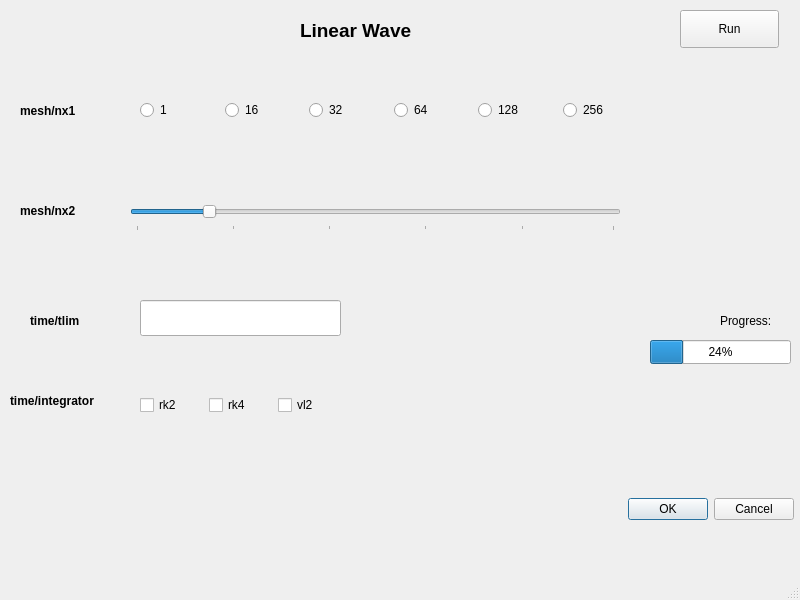
Before: the Qt Designer form test3.ui in anhhcao/agui, drawn with Qt 5.
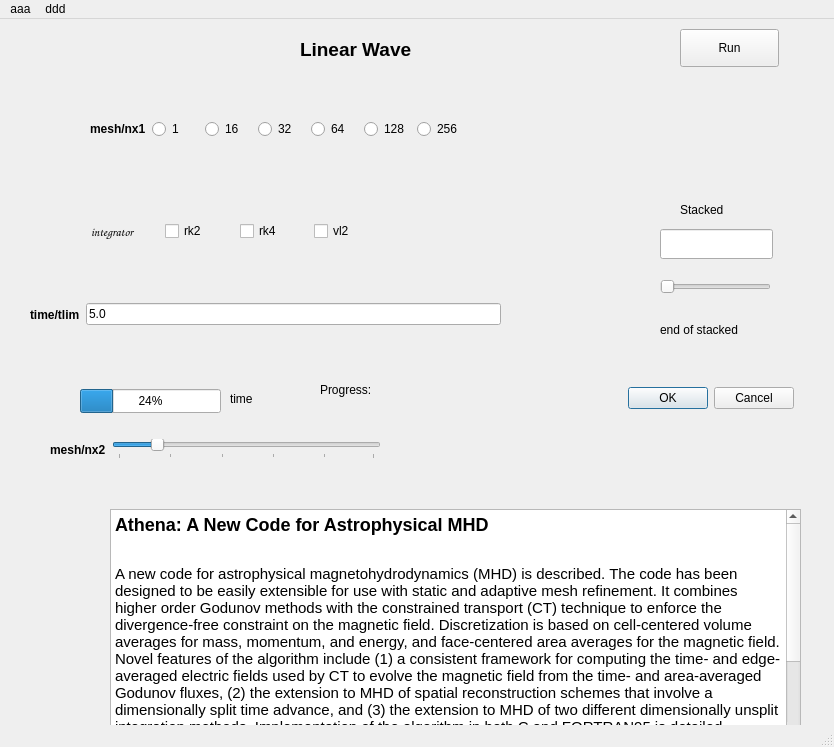
After: the same form once the commit is applied.

Diff of the .ui file:
```diff
--- a/test3.ui
+++ b/test3.ui
@@ -6,24 +6,49 @@
    <rect>
     <x>0</x>
     <y>0</y>
-    <width>800</width>
-    <height>600</height>
+    <width>834</width>
+    <height>747</height>
    </rect>
   </property>
   <property name="windowTitle">
    <string>MainWindow</string>
   </property>
+  <property name="toolTip">
+   <string extracomment="tooltip for the integrator"/>
+  </property>
+  <property name="statusTip">
+   <string extracomment="statustip for integrator"/>
+  </property>
+  <property name="whatsThis">
+   <string extracomment="whatsthis for integrator"/>
+  </property>
+  <property name="layoutDirection">
+   <enum>Qt::LeftToRight</enum>
+  </property>
   <widget class="QWidget" name="centralwidget">
    <widget class="QWidget" name="horizontalLayoutWidget">
     <property name="geometry">
      <rect>
-      <x>140</x>
+      <x>90</x>
       <y>70</y>
-      <width>501</width>
+      <width>374</width>
       <height>80</height>
      </rect>
     </property>
     <layout class="QHBoxLayout" name="horizontalLayout">
+     <item>
+      <widget class="QLabel" name="label">
+       <property name="font">
+        <font>
+         <weight>75</weight>
+         <bold>true</bold>
+        </font>
+       </property>
+       <property name="text">
+        <string>mesh/nx1</string>
+       </property>
+      </widget>
+     </item>
      <item>
       <widget class="QRadioButton" name="radioButton_4">
        <property name="text">
@@ -68,97 +93,6 @@
      </item>
     </layout>
    </widget>
-   <widget class="QSlider" name="mesh__nx2">
-    <property name="enabled">
-     <bool>true</bool>
-    </property>
-    <property name="geometry">
-     <rect>
-      <x>130</x>
-      <y>200</y>
-      <width>491</width>
-      <height>31</height>
-     </rect>
-    </property>
-    <property name="font">
-     <font>
-      <weight>50</weight>
-      <italic>true</italic>
-      <bold>false</bold>
-     </font>
-    </property>
-    <property name="cursor">
-     <cursorShape>IBeamCursor</cursorShape>
-    </property>
-    <property name="mouseTracking">
-     <bool>true</bool>
-    </property>
-    <property name="tabletTracking">
-     <bool>true</bool>
-    </property>
-    <property name="toolTip">
-     <string extracomment="hello slider"/>
-    </property>
-    <property name="autoFillBackground">
-     <bool>true</bool>
-    </property>
-    <property name="value">
-     <number>15</number>
-    </property>
-    <property name="orientation">
-     <enum>Qt::Horizontal</enum>
-    </property>
-    <property name="invertedAppearance">
-     <bool>false</bool>
-    </property>
-    <property name="invertedControls">
-     <bool>false</bool>
-    </property>
-    <property name="tickPosition">
-     <enum>QSlider::TicksBelow</enum>
-    </property>
-    <property name="tickInterval">
-     <number>20</number>
-    </property>
-   </widget>
-   <widget class="QLabel" name="label">
-    <property name="geometry">
-     <rect>
-      <x>20</x>
-      <y>100</y>
-      <width>81</width>
-      <height>22</height>
-     </rect>
-    </property>
-    <property name="font">
-     <font>
-      <weight>75</weight>
-      <bold>true</bold>
-     </font>
-    </property>
-    <property name="text">
-     <string>mesh/nx1</string>
-    </property>
-   </widget>
-   <widget class="QLabel" name="label_2">
-    <property name="geometry">
-     <rect>
-      <x>20</x>
-      <y>200</y>
-      <width>81</width>
-      <height>22</height>
-     </rect>
-    </property>
-    <property name="font">
-     <font>
-      <weight>75</weight>
-      <bold>true</bold>
-     </font>
-    </property>
-    <property name="text">
-     <string>mesh/nx2</string>
-    </property>
-   </widget>
    <widget class="QLabel" name="Title">
     <property name="geometry">
      <rect>
@@ -179,87 +113,6 @@
      <string>Linear Wave</string>
     </property>
    </widget>
-   <widget class="QLabel" name="label_3">
-    <property name="geometry">
-     <rect>
-      <x>30</x>
-      <y>310</y>
-      <width>81</width>
-      <height>21</height>
-     </rect>
-    </property>
-    <property name="font">
-     <font>
-      <weight>75</weight>
-      <bold>true</bold>
-     </font>
-    </property>
-    <property name="text">
-     <string>time/tlim</string>
-    </property>
-   </widget>
-   <widget class="QLineEdit" name="lineEdit">
-    <property name="geometry">
-     <rect>
-      <x>140</x>
-      <y>300</y>
-      <width>201</width>
-      <height>36</height>
-     </rect>
-    </property>
-   </widget>
-   <widget class="QWidget" name="horizontalLayoutWidget_2">
-    <property name="geometry">
-     <rect>
-      <x>140</x>
-      <y>380</y>
-      <width>201</width>
-      <height>51</height>
-     </rect>
-    </property>
-    <layout class="QHBoxLayout" name="horizontalLayout_2">
-     <item>
-      <widget class="QCheckBox" name="checkBox_2">
-       <property name="text">
-        <string>rk2</string>
-       </property>
-      </widget>
-     </item>
-     <item>
-      <widget class="QCheckBox" name="checkBox_3">
-       <property name="text">
-        <string>rk4</string>
-       </property>
-      </widget>
-     </item>
-     <item>
-      <widget class="QCheckBox" name="checkBox">
-       <property name="text">
-        <string>vl2</string>
-       </property>
-      </widget>
-     </item>
-    </layout>
-   </widget>
-   <widget class="QLabel" name="label_4">
-    <property name="geometry">
-     <rect>
-      <x>10</x>
-      <y>390</y>
-      <width>111</width>
-      <height>22</height>
-     </rect>
-    </property>
-    <property name="font">
-     <font>
-      <weight>75</weight>
-      <bold>true</bold>
-     </font>
-    </property>
-    <property name="text">
-     <string>time/integrator</string>
-    </property>
-   </widget>
    <widget class="QPushButton" name="pushButton">
     <property name="geometry">
      <rect>
@@ -276,8 +129,8 @@
    <widget class="QProgressBar" name="progressBar">
     <property name="geometry">
      <rect>
-      <x>650</x>
-      <y>340</y>
+      <x>80</x>
+      <y>370</y>
       <width>141</width>
       <height>24</height>
      </rect>
@@ -289,8 +142,8 @@
    <widget class="QLabel" name="label_5">
     <property name="geometry">
      <rect>
-      <x>720</x>
-      <y>310</y>
+      <x>320</x>
+      <y>360</y>
       <width>71</width>
       <height>21</height>
      </rect>
@@ -303,7 +156,7 @@
     <property name="geometry">
      <rect>
       <x>620</x>
-      <y>490</y>
+      <y>360</y>
       <width>174</width>
       <height>38</height>
      </rect>
@@ -312,16 +165,315 @@
      <set>QDialogButtonBox::Cancel|QDialogButtonBox::Ok</set>
     </property>
    </widget>
+   <widget class="QWidget" name="horizontalLayoutWidget_3">
+    <property name="geometry">
+     <rect>
+      <x>50</x>
+      <y>400</y>
+      <width>331</width>
+      <height>61</height>
+     </rect>
+    </property>
+    <layout class="QHBoxLayout" name="horizontalLayout_3">
+     <item>
+      <widget class="QLabel" name="label_2">
+       <property name="font">
+        <font>
+         <weight>75</weight>
+         <bold>true</bold>
+        </font>
+       </property>
+       <property name="toolTip">
+        <string>mesh size in Y.....</string>
+       </property>
+       <property name="text">
+        <string>mesh/nx2</string>
+       </property>
+      </widget>
+     </item>
+     <item>
+      <widget class="QSlider" name="mesh__nx2">
+       <property name="enabled">
+        <bool>true</bool>
+       </property>
+       <property name="font">
+        <font>
+         <weight>50</weight>
+         <italic>true</italic>
+         <bold>false</bold>
+        </font>
+       </property>
+       <property name="cursor">
+        <cursorShape>IBeamCursor</cursorShape>
+       </property>
+       <property name="mouseTracking">
+        <bool>true</bool>
+       </property>
+       <property name="tabletTracking">
+        <bool>true</bool>
+       </property>
+       <property name="toolTip">
+        <string extracomment="hello slider">why no damn ticks and labels</string>
+       </property>
+       <property name="statusTip">
+        <string>status for slider</string>
+       </property>
+       <property name="whatsThis">
+        <string>whatsthis for slider</string>
+       </property>
+       <property name="autoFillBackground">
+        <bool>true</bool>
+       </property>
+       <property name="value">
+        <number>15</number>
+       </property>
+       <property name="orientation">
+        <enum>Qt::Horizontal</enum>
+       </property>
+       <property name="invertedAppearance">
+        <bool>false</bool>
+       </property>
+       <property name="invertedControls">
+        <bool>false</bool>
+       </property>
+       <property name="tickPosition">
+        <enum>QSlider::TicksBelow</enum>
+       </property>
+       <property name="tickInterval">
+        <number>20</number>
+       </property>
+      </widget>
+     </item>
+    </layout>
+   </widget>
+   <widget class="QWidget" name="horizontalLayoutWidget_4">
+    <property name="geometry">
+     <rect>
+      <x>30</x>
+      <y>270</y>
+      <width>471</width>
+      <height>51</height>
+     </rect>
+    </property>
+    <layout class="QHBoxLayout" name="horizontalLayout_4">
+     <item>
+      <widget class="QLabel" name="label_3">
+       <property name="font">
+        <font>
+         <weight>75</weight>
+         <bold>true</bold>
+        </font>
+       </property>
+       <property name="text">
+        <string>time/tlim</string>
+       </property>
+      </widget>
+     </item>
+     <item>
+      <widget class="QLineEdit" name="lineEdit">
+       <property name="text">
+        <string>5.0</string>
+       </property>
+      </widget>
+     </item>
+    </layout>
+   </widget>
+   <widget class="QWidget" name="horizontalLayoutWidget_6">
+    <property name="geometry">
+     <rect>
+      <x>420</x>
+      <y>170</y>
+      <width>160</width>
+      <height>80</height>
+     </rect>
+    </property>
+    <layout class="QHBoxLayout" name="horizontalLayout_6"/>
+   </widget>
+   <widget class="QWidget" name="horizontalLayoutWidget_2">
+    <property name="geometry">
+     <rect>
+      <x>91</x>
+      <y>177</y>
+      <width>291</width>
+      <height>71</height>
+     </rect>
+    </property>
+    <layout class="QHBoxLayout" name="horizontalLayout_2">
+     <item>
+      <widget class="QLabel" name="label_6">
+       <property name="font">
+        <font>
+         <family>Comic Sans MS</family>
+         <weight>50</weight>
+         <bold>false</bold>
+        </font>
+       </property>
+       <property name="text">
+        <string>integrator</string>
+       </property>
+      </widget>
+     </item>
+     <item>
+      <widget class="QCheckBox" name="checkBox_2">
+       <property name="text">
+        <string>rk2</string>
+       </property>
+      </widget>
+     </item>
+     <item>
+      <widget class="QCheckBox" name="checkBox_3">
+       <property name="text">
+        <string>rk4</string>
+       </property>
+      </widget>
+     </item>
+     <item>
+      <widget class="QCheckBox" name="checkBox">
+       <property name="text">
+        <string>vl2</string>
+       </property>
+      </widget>
+     </item>
+    </layout>
+   </widget>
+   <widget class="QLabel" name="label_7">
+    <property name="geometry">
+     <rect>
+      <x>230</x>
+      <y>330</y>
+      <width>32</width>
+      <height>99</height>
+     </rect>
+    </property>
+    <property name="text">
+     <string>time</string>
+    </property>
+   </widget>
+   <widget class="QStackedWidget" name="stackedWidget">
+    <property name="geometry">
+     <rect>
+      <x>650</x>
+      <y>170</y>
+      <width>151</width>
+      <height>161</height>
+     </rect>
+    </property>
+    <property name="toolTip">
+     <string>Never mind on this</string>
+    </property>
+    <widget class="QWidget" name="page">
+     <widget class="QLabel" name="label_8">
+      <property name="geometry">
+       <rect>
+        <x>30</x>
+        <y>10</y>
+        <width>67</width>
+        <height>22</height>
+       </rect>
+      </property>
+      <property name="text">
+       <string>Stacked</string>
+      </property>
+     </widget>
+     <widget class="QLineEdit" name="lineEdit_2">
+      <property name="geometry">
+       <rect>
+        <x>10</x>
+        <y>40</y>
+        <width>113</width>
+        <height>30</height>
+       </rect>
+      </property>
+     </widget>
+     <widget class="QSlider" name="horizontalSlider">
+      <property name="geometry">
+       <rect>
+        <x>10</x>
+        <y>90</y>
+        <width>111</width>
+        <height>16</height>
+       </rect>
+      </property>
+      <property name="orientation">
+       <enum>Qt::Horizontal</enum>
+      </property>
+     </widget>
+     <widget class="QLabel" name="label_9">
+      <property name="geometry">
+       <rect>
+        <x>10</x>
+        <y>130</y>
+        <width>111</width>
+        <height>22</height>
+       </rect>
+      </property>
+      <property name="text">
+       <string>end of stacked</string>
+      </property>
+     </widget>
+    </widget>
+    <widget class="QWidget" name="page_2"/>
+   </widget>
+   <widget class="QTextBrowser" name="textBrowser">
+    <property name="geometry">
+     <rect>
+      <x>110</x>
+      <y>490</y>
+      <width>691</width>
+      <height>231</height>
+     </rect>
+    </property>
+    <property name="toolTip">
+     <string>background</string>
+    </property>
+    <property name="statusTip">
+     <string>paperlink at bottom</string>
+    </property>
+    <property name="lineWidth">
+     <number>5</number>
+    </property>
+    <property name="html">
+     <string>&lt;!DOCTYPE HTML PUBLIC &quot;-//W3C//DTD HTML 4.0//EN&quot; &quot;http://www.w3.org/TR/REC-html40/strict.dtd&quot;&gt;
+&lt;html&gt;&lt;head&gt;&lt;meta name=&quot;qrichtext&quot; content=&quot;1&quot; /&gt;&lt;style type=&quot;text/css&quot;&gt;
+p, li { white-space: pre-wrap; }
+&lt;/style&gt;&lt;/head&gt;&lt;body style=&quot; font-family:'Noto Sans'; font-size:11pt; font-weight:400; font-style:normal;&quot;&gt;
+&lt;h2 style=&quot; margin-top:16px; margin-bottom:12px; margin-left:0px; margin-right:0px; -qt-block-indent:0; text-indent:0px;&quot;&gt;&lt;span style=&quot; font-size:x-large; font-weight:600;&quot;&gt;Athena: A New Code for Astrophysical MHD &lt;/span&gt;&lt;/h2&gt;
+&lt;p style=&quot;-qt-paragraph-type:empty; margin-top:0px; margin-bottom:0px; margin-left:0px; margin-right:0px; -qt-block-indent:0; text-indent:0px;&quot;&gt;&lt;br /&gt;&lt;/p&gt;
+&lt;p style=&quot; margin-top:0px; margin-bottom:0px; margin-left:0px; margin-right:0px; -qt-block-indent:0; text-indent:0px;&quot;&gt;A new code for astrophysical magnetohydrodynamics (MHD) is described. The code has been designed to be easily extensible for use with static and adaptive mesh refinement. It combines higher order Godunov methods with the constrained transport (CT) technique to enforce the divergence-free constraint on the magnetic field. Discretization is based on cell-centered volume averages for mass, momentum, and energy, and face-centered area averages for the magnetic field. Novel features of the algorithm include (1) a consistent framework for computing the time- and edge-averaged electric fields used by CT to evolve the magnetic field from the time- and area-averaged Godunov fluxes, (2) the extension to MHD of spatial reconstruction schemes that involve a dimensionally split time advance, and (3) the extension to MHD of two different dimensionally unsplit integration methods. Implementation of the algorithm in both C and FORTRAN95 is detailed, including strategies for parallelization using domain decomposition. Results from a test suite which includes problems in one-, two-, and three-dimensions for both hydrodynamics and MHD are given, not only to demonstrate the fidelity of the algorithms, but also to enable comparisons to other methods. The source code is freely available for download on the web. &lt;/p&gt;
+&lt;p style=&quot;-qt-paragraph-type:empty; margin-top:0px; margin-bottom:0px; margin-left:0px; margin-right:0px; -qt-block-indent:0; text-indent:0px;&quot;&gt;&lt;br /&gt;&lt;/p&gt;
+&lt;p style=&quot; margin-top:0px; margin-bottom:0px; margin-left:0px; margin-right:0px; -qt-block-indent:0; text-indent:0px;&quot;&gt;See also &lt;a href=&quot;https://ui.adsabs.harvard.edu/abs/2008ApJS..178..137S&quot;&gt;&lt;span style=&quot; text-decoration: underline; color:#2980b9;&quot;&gt;the Athena paper&lt;/span&gt;&lt;/a&gt;&lt;/p&gt;&lt;/body&gt;&lt;/html&gt;</string>
+    </property>
+   </widget>
   </widget>
   <widget class="QMenuBar" name="menubar">
    <property name="geometry">
     <rect>
      <x>0</x>
      <y>0</y>
-     <width>800</width>
-     <height>34</height>
+     <width>834</width>
+     <height>27</height>
     </rect>
    </property>
+   <widget class="QMenu" name="menuaaa">
+    <property name="title">
+     <string>aaa</string>
+    </property>
+    <addaction name="actionbbb"/>
+    <addaction name="actionccc"/>
+    <addaction name="separator"/>
+   </widget>
+   <widget class="QMenu" name="menuddd">
+    <property name="title">
+     <string>ddd</string>
+    </property>
+    <addaction name="actioneee"/>
+    <addaction name="actionfff"/>
+    <addaction name="separator"/>
+    <addaction name="separator"/>
+    <addaction name="actionggg"/>
+   </widget>
+   <addaction name="menuaaa"/>
+   <addaction name="menuddd"/>
   </widget>
   <widget class="QStatusBar" name="statusbar"/>
  </widget>
```
Left out of the diff: 67 changed lines with no effect on the pictures.
